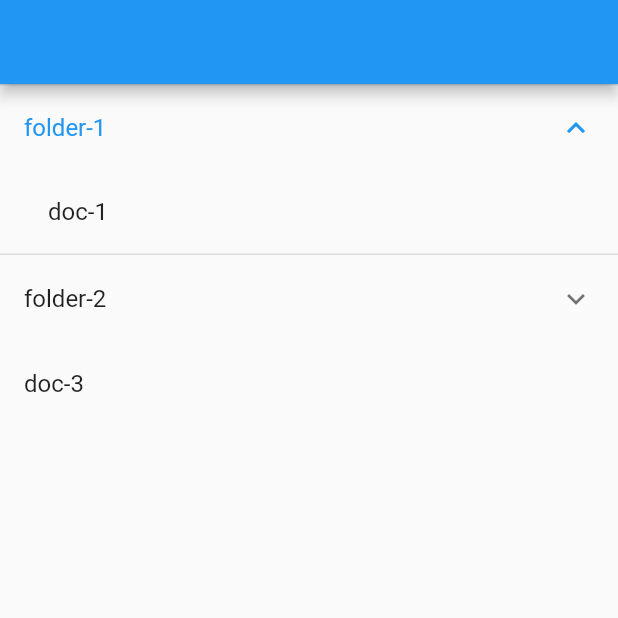
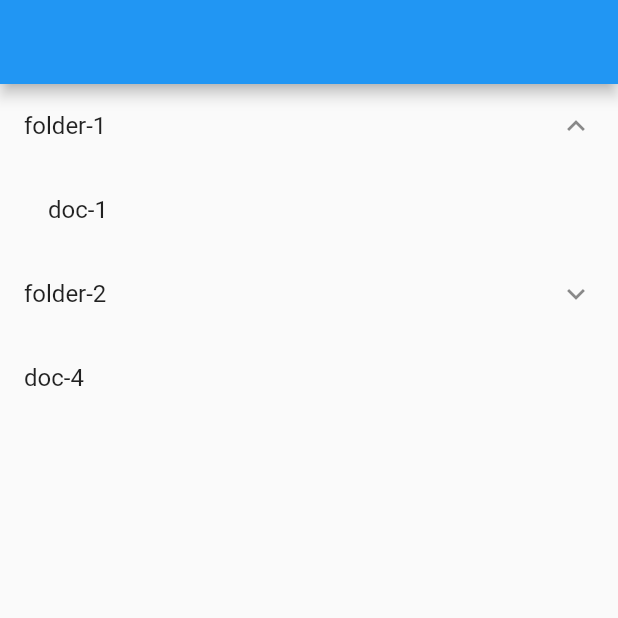
Before and after one commit to FisherWL/multi-level-file-structure, a Flutter app: the screen it shows after launch, after a tap on "folder-1", on a phone screen of 412 x 824 dp, the top half of it. Run offline on Flutter 3.47's test engine with Material 2 defaults, Android fonts, the phone set to English and light mode, and no system bars.

Commit message:
working solution without ExpansionTile

````diff
--- a/lib/app.dart
+++ b/lib/app.dart
@@ -1,6 +1,9 @@
 import 'package:flutter/material.dart';
 import 'package:lark_innovation/file_structure/file_structure.dart';
 
+// only extend [MaterialApp]
+// because there are no widgets to compose
+//
 class FileApp extends MaterialApp {
-  const FileApp({Key? key}) : super(key: key, home: const FilePage());
+  const FileApp({Key? key}) : super(key: key, home: const FileView());
 }
--- /dev/null
+++ b/lib/constant.dart
@@ -0,0 +1,33 @@
+import 'package:lark_innovation/file_structure/file_structure.dart';
+
+/// demo data
+/// expected hierarchy:
+///
+/// ```dart
+/// ├── folder-1
+/// │   ├── doc-1
+/// ├── folder-2
+/// │   ├── folder-3
+/// │       ├── doc-2
+/// ├── doc-3
+/// ```
+///
+final List<File> data = <File>[
+  // first item
+  File(
+    'folder-1',
+    <File>[File('doc-1')],
+  ),
+  // second item
+  File(
+    'folder-2',
+    <File>[
+      File(
+        'folder-3',
+        <File>[File('doc-2')],
+      ),
+    ],
+  ),
+  // third item
+  File('doc-4'),
+];
--- a/lib/file_structure/file_structure.dart
+++ b/lib/file_structure/file_structure.dart
@@ -1,3 +1,3 @@
 export 'model/file.dart';
-export 'view/file_page.dart';
-export 'widget/file_item.dart';
+export 'view/file_view.dart';
+export 'widget/widget.dart';
--- a/lib/file_structure/model/file.dart
+++ b/lib/file_structure/model/file.dart
@@ -4,23 +4,3 @@ class File {
 
   File(this.title, [this.children = const <File>[]]);
 }
-
-final List<File> data = <File>[
-  // first item
-  File(
-    'folder-1',
-    <File>[File('doc-1')],
-  ),
-  // second item
-  File(
-    'folder-2',
-    <File>[
-      File(
-        'folder-3',
-        <File>[File('doc-2')],
-      )
-    ],
-  ),
-  // third item
-  File('doc-3'),
-];
--- a/lib/file_structure/view/file_page.dart
+++ b/lib/file_structure/view/file_view.dart
@@ -1,8 +1,9 @@
 import 'package:flutter/material.dart';
+import 'package:lark_innovation/constant.dart';
 import 'package:lark_innovation/file_structure/file_structure.dart';
 
-class FilePage extends StatelessWidget {
-  const FilePage({Key? key}) : super(key: key);
+class FileView extends StatelessWidget {
+  const FileView({Key? key}) : super(key: key);
 
   @override
   Widget build(BuildContext context) {
@@ -10,12 +11,7 @@ class FilePage extends StatelessWidget {
       appBar: AppBar(),
       body: ListView.builder(
         itemCount: data.length,
-        itemBuilder: (context, index) {
-          return FileItem(
-            file: data[index],
-            level: 0,
-          );
-        },
+        itemBuilder: (context, index) => FileItem(file: data[index]),
       ),
     );
   }
--- a/lib/file_structure/widget/file_item.dart
+++ b/lib/file_structure/widget/file_item.dart
@@ -7,23 +7,37 @@ class FileItem extends StatelessWidget {
   final File file;
   final int level;
 
+  /// function that recursively creates  multi-level tile(s).
   Widget _buildTiles(File root, int level) {
+    //
+    // [indent] to indicate file structure hierarchy
+    // for example:
+    //
+    // ├── level_1
+    // │   ├── level_2
+    // │   ├── level_2
+    // │   │   ├── level_3
+    // │   │   ├── level_3
+    // │   │   │   └── level_4
+    // │   │   └── level_3
+    // │   │       ├── level_4
+    // │   │       └── level_4
+    // │   ├── level_2
+    // │   └── level_2
+    // ├── level_1
+    // ├── level_1
+    //
     double indent = (16 * level).toDouble();
     if (root.children.isEmpty) {
       return Padding(
         padding: level == 0 ? EdgeInsets.zero : EdgeInsets.only(left: indent),
-        child: ListTile(
-          title: Text(root.title),
-        ),
+        child: ListTile(title: Text(root.title)),
       );
     }
+
     return Padding(
       padding: EdgeInsets.only(left: indent),
-      child: ExpansionTile(
-        //
-        // [SizedBox] in [leading] is not suitable for indent
-        // because [tile.leading] has a fixed width in
-        //
+      child: MultiLevelTile(
         title: Text(root.title),
         children: root.children
             .map<Widget>(
--- /dev/null
+++ b/lib/file_structure/widget/multi_level_tile.dart
@@ -0,0 +1,40 @@
+import 'package:flutter/material.dart';
+
+class MultiLevelTile extends StatefulWidget {
+  /// A single-line [ListTile] with an expansion arrow icon that expands or collapses
+  /// the tile to reveal or hide the [children].
+  ///
+  const MultiLevelTile({
+    Key? key,
+    required this.title,
+    this.children = const <Widget>[],
+  }) : super(key: key);
+
+  final Widget title;
+  final List<Widget> children;
+
+  @override
+  State<MultiLevelTile> createState() => _MultiLevelTileState();
+}
+
+class _MultiLevelTileState extends State<MultiLevelTile> with SingleTickerProviderStateMixin {
+  bool _isExpanded = false;
+
+  @override
+  Widget build(BuildContext context) {
+    return Column(
+      children: <Widget>[
+        ListTile(
+          onTap: () {
+            setState(() {
+              _isExpanded = !_isExpanded;
+            });
+          },
+          title: widget.title,
+          trailing: _isExpanded ? const Icon(Icons.expand_less) : const Icon(Icons.expand_more),
+        ),
+        if (_isExpanded) Column(children: widget.children),
+      ],
+    );
+  }
+}
--- /dev/null
+++ b/lib/file_structure/widget/widget.dart
@@ -0,0 +1,2 @@
+export 'file_item.dart';
+export 'multi_level_tile.dart';
--- a/lib/main.dart
+++ b/lib/main.dart
@@ -1,4 +1,4 @@
 import 'package:flutter/material.dart';
-import 'app.dart';
+import 'package:lark_innovation/app.dart';
 
 void main() => runApp(const FileApp());
````
